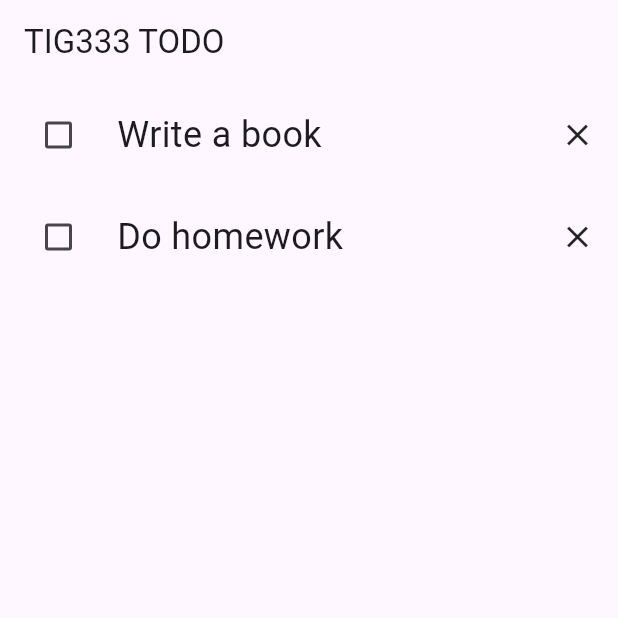
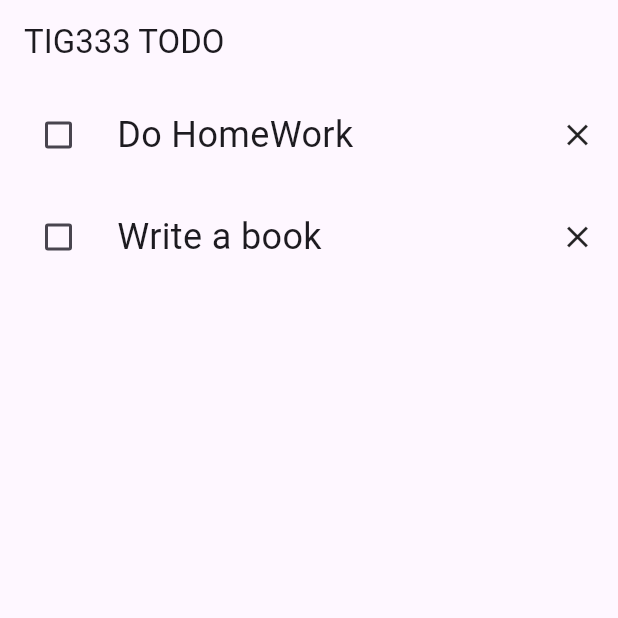
Before and after one commit to gu-tig333-ht24/guspasema, a Flutter app: the screen it shows after launch, on a phone screen of 412 x 824 dp, the top half of it. Run offline on Flutter 3.47's test engine with Material 3 defaults, Android fonts, the phone set to English and light mode, and no system bars; missing offline and left inert: dart:ffi.

```diff
--- a/lib/main.dart
+++ b/lib/main.dart
@@ -1,3 +1,5 @@
+import 'dart:ffi';
+
 import 'package:flutter/material.dart';
 
 void main() {
@@ -16,22 +18,42 @@ class MyApp extends StatelessWidget {
   }
 }
 
+class Task {
+  String taskName;
+  bool isComplete;
+
+  Task(this.taskName, this.isComplete); //constructor för task
+}
+
 class MyHomePage extends StatelessWidget {
   const MyHomePage({super.key});
 
   // This widget is the root of your application.
   @override
   Widget build(BuildContext context) {
+    //skapar en lista med tasks och väljer deras defualtvärden
+    List<Task> tasks = [
+      Task("Do HomeWork", false),
+      Task("Write a book", false),
+    ];
     return Scaffold(
       appBar: AppBar(title: const Text("TIG333 TODO")),
-        body: Column(children: [
-          _item("Write a book"),
-          _item("Do homework"),
-        ]));
+      body: ListView(
+        children: tasks
+            .map((task) => _item(context, task.taskName, task.isComplete))
+            .toList(), //map är en iterator som returerar en lista
+      ),
+    );
   }
 
-  Widget _item(String task) {
-    return Row(
+  Widget _item(BuildContext context, task, bool isComplete) {
+    return GestureDetector(
+      onTap: () {
+        //när du klickar på raden så kommer du navigeras till TaskInfo vyn
+        Navigator.push(
+            context, MaterialPageRoute(builder: (context) => TaskInfo()));
+      },
+      child: Row(
         mainAxisAlignment: MainAxisAlignment.center,
         crossAxisAlignment: CrossAxisAlignment.center,
         children: [
@@ -51,6 +73,16 @@ class MyHomePage extends StatelessWidget {
             child: Icon(Icons.close),
           )
         ],
+      ),
     );
   }
 }
+
+class TaskInfo extends StatelessWidget {
+  @override
+  Widget build(BuildContext context) {
+    return Scaffold(
+      appBar: AppBar(),
+    );
+  }
+}
```
Lines whose indentation alone changed are shown as unchanged.
